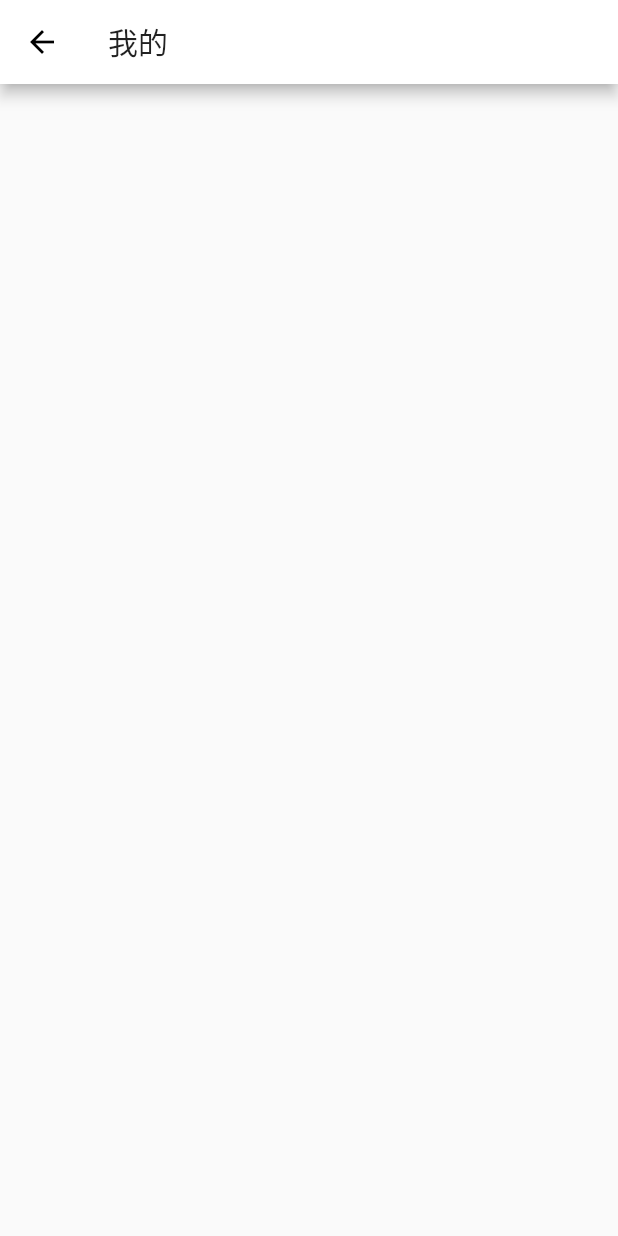
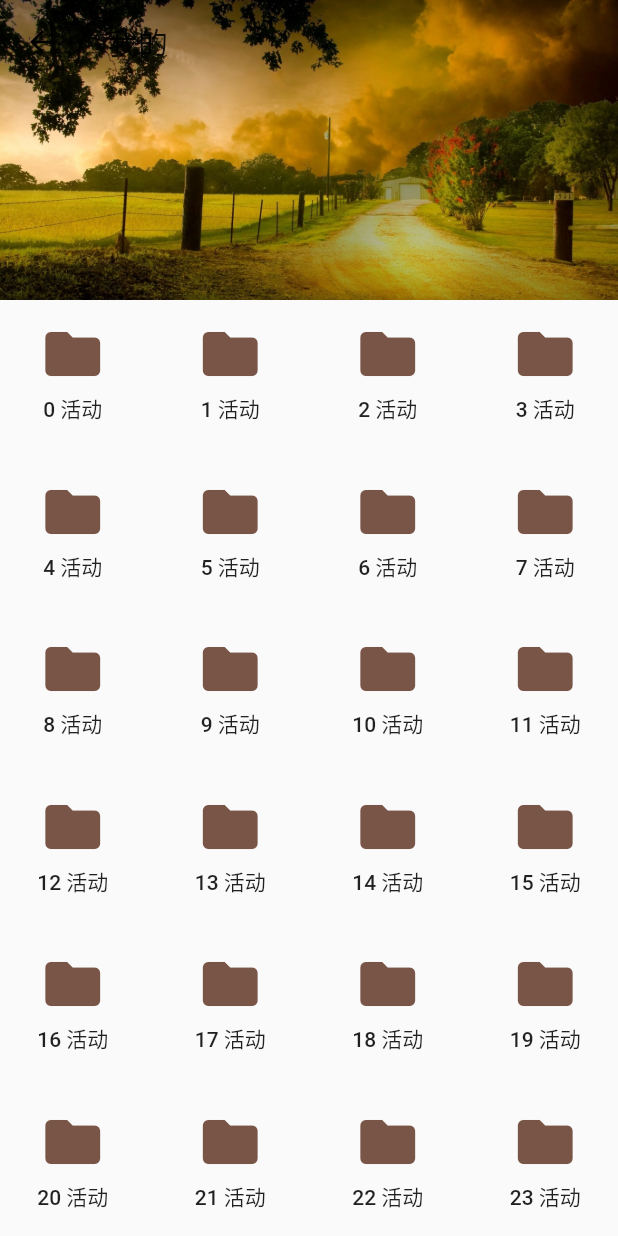
Before and after one commit to fengneng/app_lab_flutter, a Flutter app: the MePage screen opened directly, on a phone screen of 412 x 824 dp. Run offline on Flutter 3.47's test engine with Material 2 defaults, Android fonts, the phone set to English and light mode, and no system bars; our stand-ins replace bloc, cached_network_image, dio, flutter_bloc, flutter_slidable, flutter_swiper and 2 more; generated files the repository leaves out were written again; network calls fail; statements that could not run were skipped.

Commit message:
feat: iconTextButton

```diff
--- a/lib/component/grid_entrance.dart
+++ b/lib/component/grid_entrance.dart
@@ -1,5 +1,6 @@
 import 'dart:math';
 
+import 'package:app_lab_flutter/component/icon_text_button.dart';
 import 'package:flutter/material.dart';
 import 'package:flutter_swiper/flutter_swiper.dart';
 
@@ -33,18 +34,11 @@ class GridEntrance extends StatelessWidget {
             mainAxisSpacing: 8,
             childAspectRatio: 1,
             children: List.generate(8, (index) {
-              return Column(
-                mainAxisAlignment: MainAxisAlignment.center,
-                children: <Widget>[
-                  Icon(
-                    Icons.home,
-                    color: Colors
-                        .primaries[Random().nextInt(Colors.primaries.length)],
-                    size: 44,
-                  ),
-                  SizedBox(height: 4),
-                  Text('热销$index'),
-                ],
+              return IconTextButton(
+                text: '热销$index',
+                iconColor: Colors.primaries[Random().nextInt(
+                  Colors.primaries.length,
+                )],
               );
             }),
           );
--- /dev/null
+++ b/lib/component/icon_text_button.dart
@@ -0,0 +1,42 @@
+import 'package:flutter/cupertino.dart';
+import 'package:flutter/material.dart';
+
+class IconTextButton extends StatelessWidget {
+  const IconTextButton({
+    Key key,
+    this.text = '按钮标题',
+    this.iconData = Icons.grade,
+    this.iconColor = Colors.deepOrangeAccent,
+    this.iconSize = 44,
+    this.onPressed,
+  }) : super(key: key);
+
+  final Color iconColor;
+  final String text;
+  final IconData iconData;
+  final double iconSize;
+  final VoidCallback onPressed;
+
+  @override
+  Widget build(BuildContext context) {
+    return CupertinoButton(
+      padding: EdgeInsets.zero,
+      onPressed: onPressed,
+      child: Column(
+        mainAxisAlignment: MainAxisAlignment.center,
+        children: <Widget>[
+          Icon(
+            iconData,
+            color: iconColor,
+            size: iconSize,
+          ),
+          SizedBox(height: 4),
+          Text(
+            text,
+            style: Theme.of(context).primaryTextTheme.button,
+          ),
+        ],
+      ),
+    );
+  }
+}
--- a/lib/pages/me.dart
+++ b/lib/pages/me.dart
@@ -1,13 +1,45 @@
+import 'dart:math';
+
+import 'package:flutter/cupertino.dart';
 import 'package:flutter/material.dart';
+
+import '../component/icon_text_button.dart';
 
 class MePage extends StatelessWidget {
   @override
   Widget build(BuildContext context) {
     return Scaffold(
-      appBar: AppBar(
-        title: Text('我的'),
+      body: CustomScrollView(
+        slivers: <Widget>[
+          SliverAppBar(
+            title: Text('我的'),
+            pinned: true,
+            elevation: 1,
+            expandedHeight: 200.0,
+            flexibleSpace: FlexibleSpaceBar(
+              background: Image.asset(
+                'images/IMG_201702122003.jpg',
+                fit: BoxFit.cover,
+              ),
+            ),
+          ),
+          SliverGrid.count(
+            crossAxisCount: 4,
+            crossAxisSpacing: 8,
+            mainAxisSpacing: 8,
+            childAspectRatio: 1,
+            children: List.generate(28, (index) {
+              return IconTextButton(
+                text: '$index 活动',
+                iconColor: Colors.primaries[Random().nextInt(
+                  Colors.primaries.length,
+                )],
+                iconData: Icons.folder,
+              );
+            }),
+          ),
+        ],
       ),
-      body: CustomScrollView(),
     );
   }
 }
```
